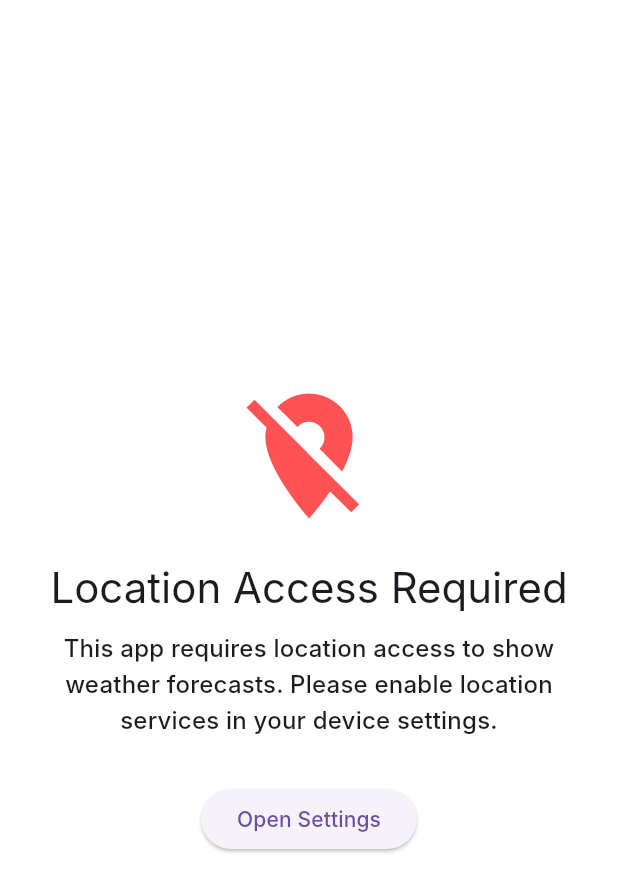
After one commit to sachin-darde/weather-app, a Flutter app: the LocationRequestPage screen opened directly, on a phone screen of 412 x 824 dp. The commit adds this screen. Shown: the top 892 px of the screen. Run offline on Flutter 3.47's test engine with Material 3 defaults, Android fonts, the light colour scheme and no system bars; our stand-ins replace dio, flutter_bloc, flutter_svg, freezed_annotation, geolocator, get_it and 2 more; Roboto replaces fonts that are missing (Inter).

Commit message:
feat: added location check

```diff
--- a/lib/application/home_bloc/home_state.dart
+++ b/lib/application/home_bloc/home_state.dart
@@ -12,12 +12,14 @@ class HomeState with _$HomeState {
     ForecastDto? currentForecast,
     required ScrollController scrollController,
     CityDto? city,
+    required bool locationAccessGranted,
   }) = _HomeState;
   factory HomeState.initial({required AppConfig appConfig}) => HomeState(
-        isLoading: false,
+        isLoading: true,
         dates: [],
         groupedForecasts: {},
         currentDateIndex: -1,
+        locationAccessGranted: false,
         scrollController: ScrollController(),
         weatherRepository: IWeatherRepository(apiClient: appConfig.apiClient),
       );
--- a/lib/presentation/home/widgets/date_forecast.dart
+++ b/lib/presentation/home/widgets/date_forecast.dart
@@ -16,8 +16,7 @@ class DateForecast extends StatelessWidget {
 
   @override
   Widget build(BuildContext context) {
-    return BlocConsumer<HomeBloc, HomeState>(
-        listener: (context, state) {},
+    return BlocBuilder<HomeBloc, HomeState>(
         builder: (context, state) {
           return Container(
             height: 70.h,
--- a/lib/presentation/home/widgets/forecast_details.dart
+++ b/lib/presentation/home/widgets/forecast_details.dart
@@ -15,8 +15,7 @@ class ForecastDetails extends StatelessWidget {
 
   @override
   Widget build(BuildContext context) {
-    return BlocConsumer<HomeBloc, HomeState>(
-        listener: (context, state) {},
+    return BlocBuilder<HomeBloc, HomeState>(
         builder: (context, state) {
           return Container(
             margin: EdgeInsets.only(top: 67.h),
--- /dev/null
+++ b/lib/presentation/home/widgets/location_request_page.dart
@@ -0,0 +1,48 @@
+import 'package:flutter/material.dart';
+import 'package:geolocator/geolocator.dart';
+
+class LocationRequestPage extends StatelessWidget {
+  const LocationRequestPage({super.key});
+
+  @override
+  Widget build(BuildContext context) {
+    return Scaffold(
+      body: Center(
+        child: Padding(
+          padding: const EdgeInsets.all(16.0),
+          child: Column(
+            mainAxisAlignment: MainAxisAlignment.center,
+            crossAxisAlignment: CrossAxisAlignment.center,
+            children: [
+              const Icon(
+                Icons.location_off,
+                size: 100,
+                color: Colors.redAccent,
+              ),
+              const SizedBox(height: 20),
+              Text(
+                'Location Access Required',
+                style: Theme.of(context).textTheme.headlineMedium,
+                textAlign: TextAlign.center,
+              ),
+              const SizedBox(height: 10),
+              Text(
+                'This app requires location access to show weather forecasts. Please enable location services in your device settings.',
+                style: Theme.of(context).textTheme.titleMedium,
+                textAlign: TextAlign.center,
+              ),
+              const SizedBox(height: 30),
+              ElevatedButton(
+                onPressed: () async {
+                  // Open app settings to allow the user to grant location access
+                  await Geolocator.openAppSettings();
+                },
+                child: const Text('Open Settings'),
+              ),
+            ],
+          ),
+        ),
+      ),
+    );
+  }
+}
```
Also changed, not shown: lib/application/home_bloc/home_bloc.dart (+40 -5 lines), lib/presentation/home/home_screen.dart (+12 -9 lines), lib/application/home_bloc/home_bloc.freezed.dart, 3 other files.
